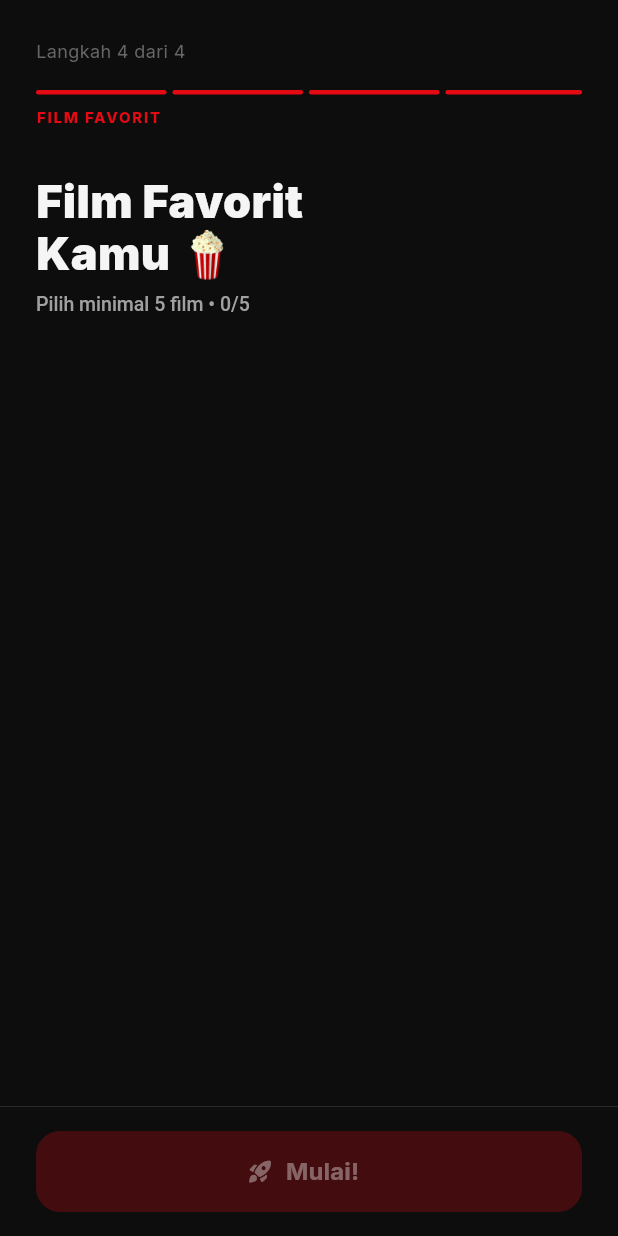
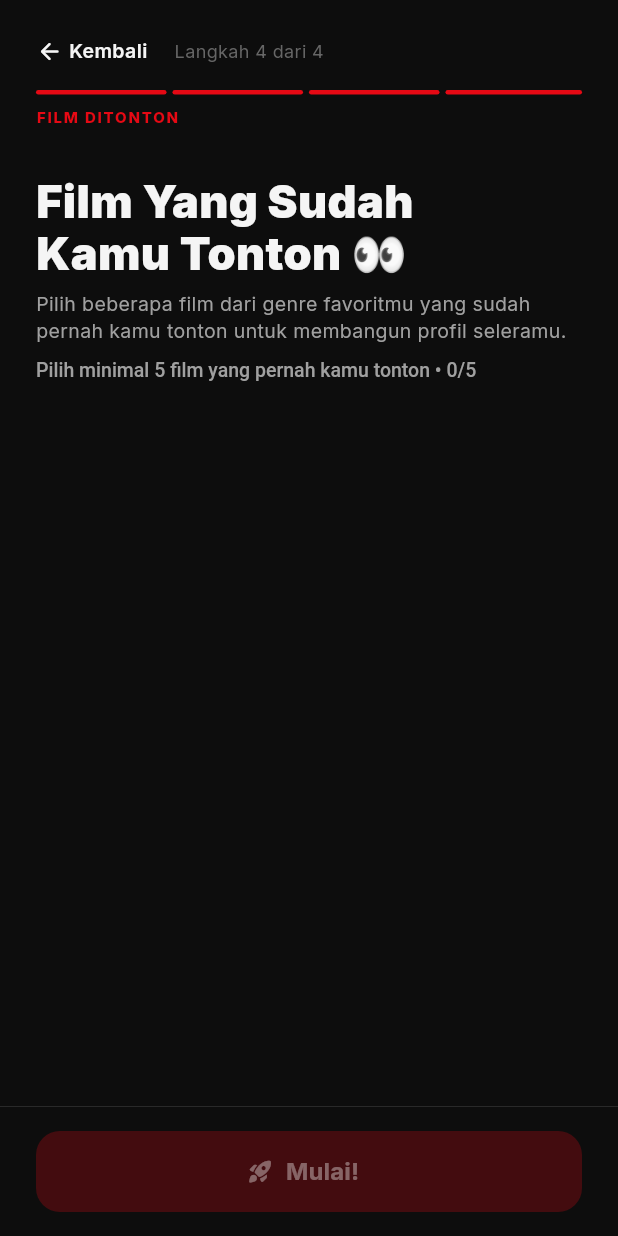
Before and after one commit to Raa210/aftercredits-flutter, a Flutter app: the SetupScreen screen opened directly, swiped to page 4, on a phone screen of 412 x 824 dp. Run offline on Flutter 3.47's test engine with Material 3 defaults, Android fonts, the phone set to English and light mode, and no system bars; our stand-ins replace animate_do, cached_network_image, google_fonts, google_sign_in, image_picker, shared_preferences and 2 more; accounts and stored records are empty; network calls fail.

Commit message:
feat(setup): add onboarding back navigation, genre pills, and genre-based watched movie recommendations
- Added back button navigation to OnboardingScreen and SetupScreen steps.
- Converted the favorite genre selection UI from a grid to pill-shaped chips using Wrap.
- Implemented getMoviesByGenres in TmdbService to recommend movies matching chosen genres during setup step 4.
- Configured final setup submission to save selected movies into watched history (MovieUserDataService).

```diff
--- a/lib/features/setup/setup_screen.dart
+++ b/lib/features/setup/setup_screen.dart
@@ -8,6 +8,7 @@ import 'package:aftercredits/core/theme/app_theme.dart';
 import 'package:aftercredits/core/services/auth_service.dart';
 import 'package:aftercredits/core/services/user_profile_service.dart';
 import 'package:aftercredits/core/services/tmdb_service.dart';
+import 'package:aftercredits/core/services/movie_user_data_service.dart';
 import 'package:aftercredits/models/movie_model.dart';
 import 'package:aftercredits/features/home/home_screen.dart';
 
@@ -86,6 +87,25 @@ class _SetupScreenState extends State<SetupScreen> {
     }
   }
 
+  Future<void> _fetchMoviesByGenres() async {
+    setState(() => _loadingMovies = true);
+    try {
+      final movies = await _tmdb.getMoviesByGenres(_selectedGenres.toList());
+      if (mounted) {
+        setState(() {
+          _trendingMovies = movies.isNotEmpty
+              ? movies.take(24).toList()
+              : _trendingMovies;
+          _loadingMovies = false;
+        });
+      }
+    } catch (_) {
+      if (mounted) {
+        setState(() => _loadingMovies = false);
+      }
+    }
+  }
+
   // ─── Username validation ──────────────────────────────────
 
   void _onUsernameChanged(String value) {
@@ -156,6 +176,9 @@ class _SetupScreenState extends State<SetupScreen> {
 
   void _next() {
     if (_step < 3) {
+      if (_step == 2) {
+        _fetchMoviesByGenres();
+      }
       _pageController.nextPage(
         duration: const Duration(milliseconds: 450),
         curve: Curves.easeInOutCubic,
@@ -190,6 +213,15 @@ class _SetupScreenState extends State<SetupScreen> {
         favoriteGenreIds: _selectedGenres.toList(),
         favoriteMovieIds: _selectedMovies.toList(),
       );
+
+      final userDataService = MovieUserDataService();
+      for (final movieId in _selectedMovies) {
+        final alreadyWatched = await userDataService.isWatched(movieId);
+        if (!alreadyWatched) {
+          await userDataService.toggleWatched(movieId);
+        }
+        await userDataService.saveMovieGenres(movieId, _selectedGenres.toList());
+      }
 
       if (mounted) {
         Navigator.of(context).pushReplacement(
@@ -250,7 +282,7 @@ class _SetupScreenState extends State<SetupScreen> {
   // ─── Progress header ──────────────────────────────────────
 
   Widget _buildProgressHeader() {
-    const stepLabels = ['Username', 'Foto Profil', 'Genre', 'Film Favorit'];
+    const stepLabels = ['Username', 'Foto Profil', 'Genre', 'Film Ditonton'];
     return Padding(
       padding: const EdgeInsets.fromLTRB(24, 16, 24, 4),
       child: Column(
@@ -258,10 +290,48 @@ class _SetupScreenState extends State<SetupScreen> {
           Row(
             mainAxisAlignment: MainAxisAlignment.spaceBetween,
             children: [
+              Row(
+                mainAxisSize: MainAxisSize.min,
+                children: [
+                  if (_step > 0) ...[
+                    InkWell(
+                      onTap: _isSaving
+                          ? null
+                          : () {
+                              _pageController.previousPage(
+                                duration: const Duration(milliseconds: 450),
+                                curve: Curves.easeInOutCubic,
+                              );
+                            },
+                      borderRadius: BorderRadius.circular(20),
+                      child: const Padding(
+                        padding: EdgeInsets.only(right: 10, top: 4, bottom: 4),
+                        child: Row(
+                          mainAxisSize: MainAxisSize.min,
+                          children: [
+                            Icon(Icons.arrow_back_rounded,
+                                color: AppColors.textPrimary, size: 18),
+                            SizedBox(width: 4),
+                            Text(
+                              'Kembali',
+                              style: TextStyle(
+                                color: AppColors.textPrimary,
+                                fontSize: 13,
+                                fontWeight: FontWeight.w600,
+                              ),
+                            ),
+                          ],
+                        ),
+                      ),
+                    ),
+                    const SizedBox(width: 8),
+                  ],
                   Text(
                     'Langkah ${_step + 1} dari 4',
                     style: const TextStyle(
                         color: AppColors.textMuted, fontSize: 12),
+                  ),
+                ],
               ),
               // Skip avatar step
               if (_step == 1)
@@ -634,32 +704,33 @@ class _SetupScreenState extends State<SetupScreen> {
             ),
             const SizedBox(height: 20),
             Expanded(
-              child: GridView.builder(
-                gridDelegate:
-                    const SliverGridDelegateWithFixedCrossAxisCount(
-                  crossAxisCount: 3,
-                  crossAxisSpacing: 10,
-                  mainAxisSpacing: 10,
-                  childAspectRatio: 0.95,
-                ),
-                itemCount: _genres.length,
-                itemBuilder: (_, i) {
-                  final g = _genres[i];
+              child: SingleChildScrollView(
+                physics: const BouncingScrollPhysics(),
+                padding: const EdgeInsets.only(bottom: 24),
+                child: Wrap(
+                  spacing: 10,
+                  runSpacing: 12,
+                  children: _genres.map((g) {
                     final id = g['id'] as int;
                     final selected = _selectedGenres.contains(id);
                     final color = Color(g['color'] as int);
                     return GestureDetector(
                       onTap: () => setState(() {
-                      if (selected) _selectedGenres.remove(id);
-                      else _selectedGenres.add(id);
+                        if (selected) {
+                          _selectedGenres.remove(id);
+                        } else {
+                          _selectedGenres.add(id);
+                        }
                       }),
                       child: AnimatedContainer(
                         duration: const Duration(milliseconds: 200),
+                        padding: const EdgeInsets.symmetric(
+                            horizontal: 18, vertical: 12),
                         decoration: BoxDecoration(
                           color: selected
                               ? color.withOpacity(0.18)
                               : AppColors.darkTertiary,
-                        borderRadius: BorderRadius.circular(14),
+                          borderRadius: BorderRadius.circular(50),
                           border: Border.all(
                             color: selected ? color : AppColors.border,
                             width: selected ? 2 : 1,
@@ -667,42 +738,42 @@ class _SetupScreenState extends State<SetupScreen> {
                           boxShadow: selected
                               ? [
                                   BoxShadow(
-                                  color: color.withOpacity(0.2),
-                                  blurRadius: 12,
+                                    color: color.withOpacity(0.25),
+                                    blurRadius: 10,
+                                    offset: const Offset(0, 3),
                                   ),
                                 ]
                               : null,
                         ),
-                      child: Column(
-                        mainAxisAlignment: MainAxisAlignment.center,
+                        child: Row(
+                          mainAxisSize: MainAxisSize.min,
                           children: [
                             Text(g['emoji'] as String,
-                              style: const TextStyle(fontSize: 30)),
-                          const SizedBox(height: 6),
+                                style: const TextStyle(fontSize: 18)),
+                            const SizedBox(width: 8),
                             Text(
                               g['name'] as String,
-                            textAlign: TextAlign.center,
                               style: TextStyle(
                                 color: selected
                                     ? color
                                     : AppColors.textSecondary,
-                              fontSize: 11,
+                                fontSize: 14,
                                 fontWeight: selected
                                     ? FontWeight.w700
                                     : FontWeight.w500,
                               ),
                             ),
-                          if (selected)
-                            Padding(
-                              padding: const EdgeInsets.only(top: 4),
-                              child: Icon(Icons.check_circle_rounded,
-                                  color: color, size: 12),
-                            ),
+                            if (selected) ...[
+                              const SizedBox(width: 6),
+                              Icon(Icons.check_circle_rounded,
+                                  color: color, size: 16),
+                            ],
                           ],
                         ),
                       ),
                     );
-                },
+                  }).toList(),
+                ),
               ),
             ),
           ],
@@ -723,7 +794,7 @@ class _SetupScreenState extends State<SetupScreen> {
           crossAxisAlignment: CrossAxisAlignment.start,
           children: [
             const Text(
-              'Film Favorit\nKamu 🍿',
+              'Film Yang Sudah\nKamu Tonton 👀',
               style: TextStyle(
                 fontSize: 30,
                 fontWeight: FontWeight.w900,
@@ -731,7 +802,13 @@ class _SetupScreenState extends State<SetupScreen> {
                 height: 1.15,
               ),
             ),
-            const SizedBox(height: 8),
+            const SizedBox(height: 6),
+            const Text(
+              'Pilih beberapa film dari genre favoritmu yang sudah pernah kamu tonton untuk membangun profil seleramu.',
+              style: TextStyle(
+                  color: AppColors.textSecondary, fontSize: 13, height: 1.4),
+            ),
+            const SizedBox(height: 10),
             AnimatedDefaultTextStyle(
               duration: const Duration(milliseconds: 250),
               style: TextStyle(
@@ -743,8 +820,8 @@ class _SetupScreenState extends State<SetupScreen> {
               ),
               child: Text(
                 _selectedMovies.length >= 5
-                    ? '✓ ${_selectedMovies.length} film dipilih'
-                    : 'Pilih minimal 5 film • ${_selectedMovies.length}/5',
+                    ? '✓ ${_selectedMovies.length} film sudah ditonton dipilih'
+                    : 'Pilih minimal 5 film yang pernah kamu tonton • ${_selectedMovies.length}/5',
               ),
             ),
             const SizedBox(height: 16),
```
Also changed, not shown: lib/core/services/tmdb_service.dart (+18 -0 lines), lib/features/onboarding/onboarding_screen.dart (+70 -3 lines). Lines whose indentation alone changed are shown as unchanged.
